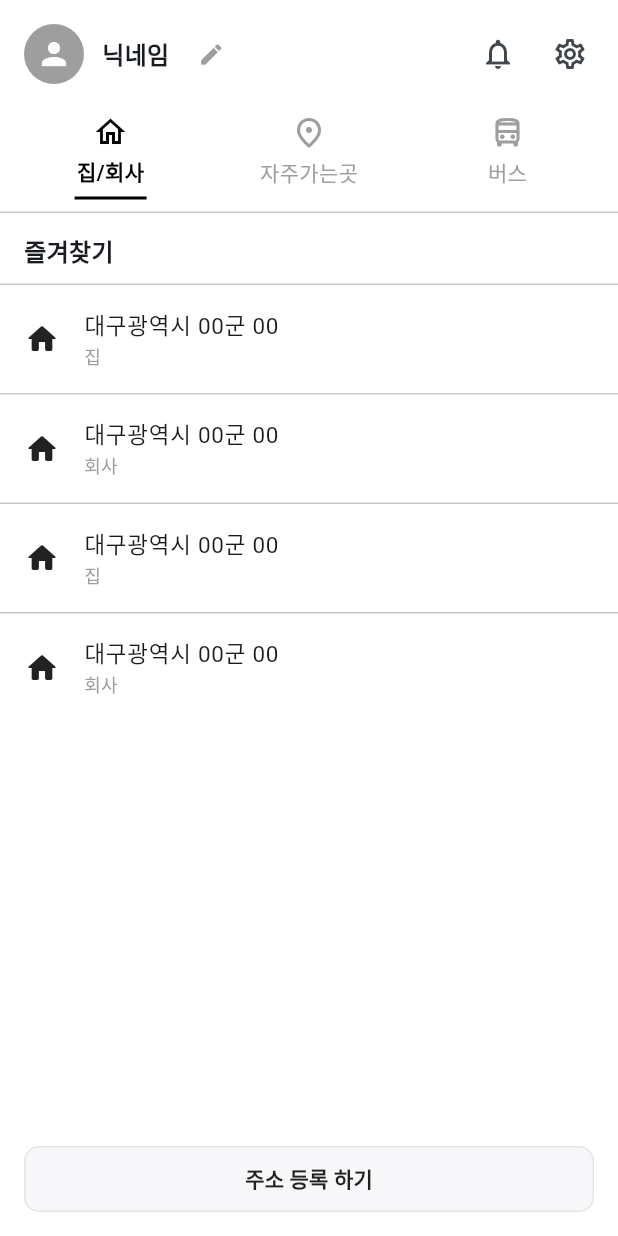
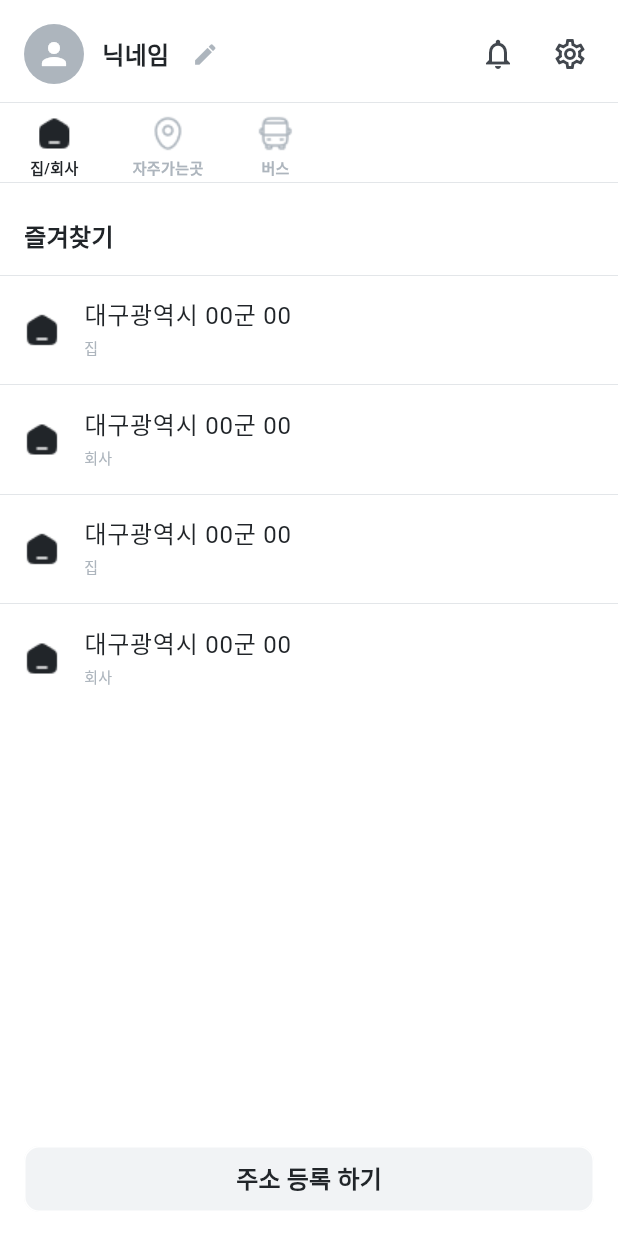
Before and after one commit to qwertyLEEJK/front, a Flutter app: the ProfileScreen screen opened directly, on a phone screen of 412 x 824 dp. Run offline on Flutter 3.47's test engine with Material 3 defaults, Android fonts, the phone set to English and light mode, and no system bars; our stand-ins replace flutter_compass, get, google_fonts, sensors_plus; Roboto replaces fonts that are missing (Pretendard).

Commit message:
refactor : 폰트와 색깔 코드를 앱 자체 코드로 변경

```diff
--- a/lib/screens/5. profile_screen.dart
+++ b/lib/screens/5. profile_screen.dart
@@ -1,4 +1,6 @@
 import 'package:flutter/material.dart';
+import 'package:midas_project/theme/app_colors.dart';
+import 'package:midas_project/theme/app_theme.dart';
 
 class ProfileScreen extends StatefulWidget {
   const ProfileScreen({super.key});
@@ -11,52 +13,57 @@ class _ProfileScreenState extends State<ProfileScreen> {
   // 0=집/회사, 1=자주가는곳, 2=버스
   int selectedIndex = 0;
 
+  // (에셋 prefix, 라벨)  ex) lib/assets/images/home_selected.png / home_unselected.png
   final _menus = const [
-    (Icons.home_outlined, "집/회사"),
-    (Icons.place_outlined, "자주가는곳"),
-    (Icons.directions_bus_outlined, "버스"),
+    ("home", "집/회사"),
+    ("mappoint", "자주가는곳"),
+    ("bus", "버스"),
   ];
 
   @override
   Widget build(BuildContext context) {
     return Scaffold(
-      backgroundColor: Colors.white,
+      backgroundColor: AppColors.grayscale.s30,
       body: SafeArea(
         child: Column(
           children: [
-            // 상단 프로필 헤더
+            // ===== 상단 프로필 헤더 (기본 Icon 사용) =====
             const _ProfileHeader(),
 
+
+            const Divider(height: 1, thickness: 0.3),
             const SizedBox(height: 8),
 
-            // 카테고리 탭 (버튼만 강조 변경, 아래 내용 갈아끼움)
+            // ===== 탭바 (좌측 20 들여쓰기, 탭 간격 36, 왼쪽 정렬) =====
             Padding(
-              padding: const EdgeInsets.symmetric(horizontal: 12),
+              padding: const EdgeInsets.only(left: 20), // 좌측 여백 20
               child: Row(
-                mainAxisAlignment: MainAxisAlignment.spaceAround,
+                mainAxisAlignment: MainAxisAlignment.start,
                 children: List.generate(_menus.length, (i) {
                   final item = _menus[i];
                   final isSelected = i == selectedIndex;
-                  return _CategoryTab(
-                    icon: item.$1,
-                    label: item.$2,
-                    selected: isSelected,
-                    onTap: () => setState(() => selectedIndex = i),
+                  return Padding(
+                    padding: EdgeInsets.only(
+                      right: i == _menus.length - 1 ? 0 : 36, // 마지막 탭 제외 36 간격
+                    ),
+                    child: _CategoryTab(
+                      iconName: item.$1,
+                      label: item.$2,
+                      selected: isSelected,
+                      onTap: () => setState(() => selectedIndex = i),
+                    ),
                   );
                 }),
               ),
             ),
 
             const SizedBox(height: 8),
-            const Divider(height: 1),
+            const Divider(height: 1, thickness: 0.3),
 
-            // 선택된 카테고리에 따라 아래 내용 변경
+            // ===== 컨텐츠 =====
             Expanded(
               child: _buildContent(selectedIndex),
             ),
-
-            // 하단 여백(혹시 하단 네비바와 겹치면 제거하세요)
-            // const SizedBox(height: 8),
           ],
         ),
       ),
@@ -104,7 +111,7 @@ class _ProfileScreenState extends State<ProfileScreen> {
   }
 }
 
-/// 상단 프로필 헤더 (닉네임 + 편집, 오른쪽 종/설정)
+/// ===== 상단 프로필 헤더 (닉네임 + 편집, 오른쪽 종/설정) =====
 class _ProfileHeader extends StatelessWidget {
   const _ProfileHeader();
 
@@ -114,21 +121,20 @@ class _ProfileHeader extends StatelessWidget {
       padding: const EdgeInsets.fromLTRB(16, 12, 8, 8),
       child: Row(
         children: [
-          const CircleAvatar(
+          CircleAvatar(
             radius: 20,
-            backgroundColor: Colors.grey,
-            child: Icon(Icons.person, color: Colors.white),
+            backgroundColor: AppColors.grayscale.s500,
+            child: Icon(Icons.person, color: AppColors.grayscale.s30),
           ),
           const SizedBox(width: 12),
           Row(
             children: [
-              const Text(
+              Text(
                 '닉네임',
-                style: TextStyle(fontSize: 16, fontWeight: FontWeight.bold),
+                style: AppTextStyles.title7.copyWith(color: AppColors.grayscale.s900),
               ),
-              const SizedBox(width: 4),
               IconButton(
-                icon: const Icon(Icons.edit, size: 18, color: Colors.grey),
+                icon: Icon(Icons.edit, size: 18, color: AppColors.grayscale.s500),
                 padding: EdgeInsets.zero,
                 constraints: const BoxConstraints(),
                 onPressed: () {
@@ -152,7 +158,7 @@ class _ProfileHeader extends StatelessWidget {
                           ),
                           TextButton(
                             onPressed: () {
-                              // 저장 로직
+                              // TODO: 저장 로직
                               Navigator.pop(ctx);
                             },
                             child: const Text("확인"),
@@ -175,7 +181,7 @@ class _ProfileHeader extends StatelessWidget {
           IconButton(
             icon: const Icon(Icons.settings_outlined),
             onPressed: () {
-              //설정 페이지 이동
+              // 설정 페이지 이동
             },
           ),
         ],
@@ -184,15 +190,15 @@ class _ProfileHeader extends StatelessWidget {
   }
 }
 
-/// 탭 버튼(선택 시 아이콘/텍스트 진해지고, 밑줄 표시)
+/// ===== 탭 버튼 (에셋 아이콘 + isSelected, 밑줄 제거) =====
 class _CategoryTab extends StatelessWidget {
-  final IconData icon;
+  final String iconName;
   final String label;
   final bool selected;
   final VoidCallback onTap;
 
   const _CategoryTab({
-    required this.icon,
+    required this.iconName,
     required this.label,
     required this.selected,
     required this.onTap,
@@ -200,36 +206,32 @@ class _CategoryTab extends StatelessWidget {
 
   @override
   Widget build(BuildContext context) {
-    final color = selected ? Colors.black : Colors.grey;
+    final textColor = selected ? AppColors.grayscale.s900 : AppColors.grayscale.s500;
     return GestureDetector(
       behavior: HitTestBehavior.opaque,
       onTap: onTap,
       child: Column(
         mainAxisSize: MainAxisSize.min,
+        crossAxisAlignment: CrossAxisAlignment.center, // 텍스트도 좌기준 정렬
         children: [
-          Icon(icon, color: color),
-          const SizedBox(height: 4),
+          Image.asset(
+            'lib/assets/images/${iconName}_${selected ? 'selected' : 'unselected'}.png',
+            width: 24,
+            height: 24,
+          ),
+          const SizedBox(height: 10),
           Text(
             label,
-            style: TextStyle(
-              color: color,
-              fontWeight: selected ? FontWeight.bold : FontWeight.normal,
-            ),
+            style: AppTextStyles.caption2_2.copyWith(color : textColor),
           ),
-          const SizedBox(height: 6),
-          // 밑줄 인디케이터
-          Container(
-            height: 2,
-            width: 48,
-            color: selected ? Colors.black : Colors.transparent,
-          ),
+          // 밑줄 제거 (원하면 여기 SizedBox(height: 6) 등으로 여백만 추가)
         ],
       ),
     );
   }
 }
 
-/// 리스트 공통 위젯 (섹션 타이틀 + 타일들)
+/// ===== 리스트 공통 위젯 (섹션 타이틀 + 타일들) =====
 class _FavoriteList extends StatelessWidget {
   final String title;
   final List<(String, String)> items; // (왼쪽 작은 라벨, 메인 주소/이름)
@@ -246,35 +248,38 @@ class _FavoriteList extends StatelessWidget {
     return Column(
       children: [
         // 섹션 타이틀
+        const SizedBox(height: 20),
         Container(
           width: double.infinity,
-          padding: const EdgeInsets.fromLTRB(16, 14, 16, 10),
+          padding: const EdgeInsets.symmetric(horizontal: 16, vertical: 14),
           child: Text(
             title,
-            style: const TextStyle(
-              fontWeight: FontWeight.w700,
-              fontSize: 16,
-            ),
+            style: AppTextStyles.title7.copyWith(color: AppColors.grayscale.s900)
           ),
         ),
-        const Divider(height: 1),
+        const SizedBox(height: 10),
+        const Divider(height: 1, thickness: 0.3),
 
         // 리스트
         Expanded(
           child: ListView.separated(
             itemCount: items.length,
-            separatorBuilder: (_, __) => const Divider(height: 1),
+            separatorBuilder: (_, __) => const Divider(height: 1, thickness: 0.3),
             itemBuilder: (context, index) {
               final (small, main) = items[index];
               return ListTile(
-                leading: Icon(leadingIcon, color: Colors.black87),
+                leading: Image.asset(
+                  'lib/assets/images/home_selected.png',
+                  height: 24,
+                  width: 24,
+                  color: AppColors.grayscale.s900),
                 title: Text(
                   main,
-                  style: const TextStyle(fontSize: 15),
+                  style: AppTextStyles.body1_1.copyWith(color: AppColors.grayscale.s900),
                 ),
                 subtitle: Text(
                   small,
-                  style: const TextStyle(color: Colors.grey, fontSize: 12),
+                  style: AppTextStyles.caption2_1.copyWith(color: AppColors.grayscale.s500),
                 ),
                 onTap: () {
                   // 항목 터치 시 동작
@@ -292,8 +297,8 @@ class _FavoriteList extends StatelessWidget {
             height: 44,
             child: OutlinedButton(
               style: OutlinedButton.styleFrom(
-                side: const BorderSide(color: Color(0xFFE5E5E5)),
-                backgroundColor: const Color(0xFFF7F7F9),
+                side: BorderSide(color: AppColors.grayscale.s30),
+                backgroundColor: AppColors.grayscale.s100,
                 shape: RoundedRectangleBorder(
                   borderRadius: BorderRadius.circular(10),
                 ),
@@ -301,9 +306,9 @@ class _FavoriteList extends StatelessWidget {
               onPressed: () {
                 // 등록 액션
               },
-              child: const Text(
+              child: Text(
                 "주소 등록 하기",
-                style: TextStyle(color: Colors.black87, fontWeight: FontWeight.w600),
+                style: AppTextStyles.title7.copyWith(color: AppColors.grayscale.s900),
               ),
             ),
           ),
```
Also changed, not shown: lib/screens/auth_choice_screen.dart (+36 -34 lines), lib/screens/login_screen.dart (+43 -33 lines), lib/screens/signup_screen.dart (+22 -22 lines), lib/widgets/custom_search_bar.dart (+7 -5 lines), 1 other file.
